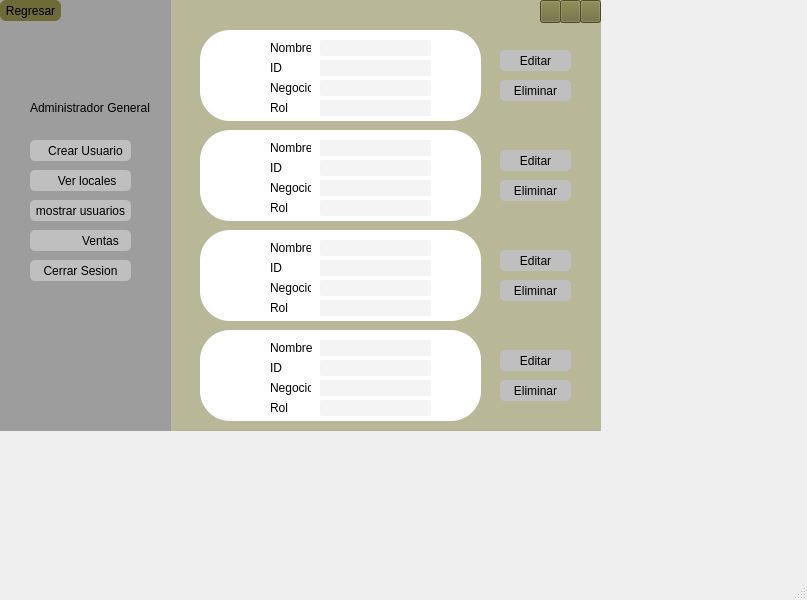
First picture: the form in Vistas/Admi.G(mostrarusuarios).ui, repository BlacKomm636/ProyectoPOO, before the edit.
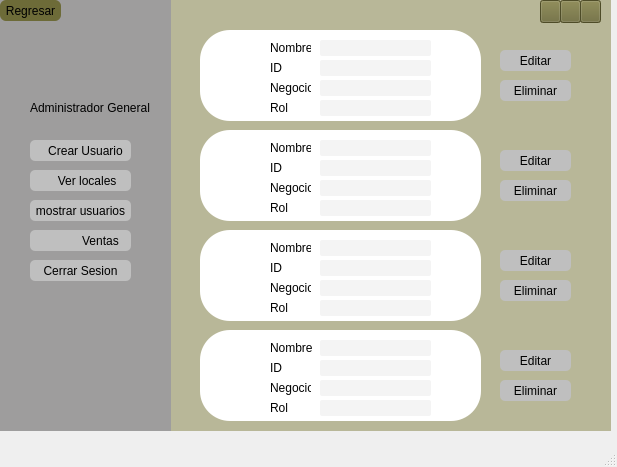
Second picture: the form after the edit. Icons and pictures are not drawn.

Diff of the .ui file:
```diff
--- a/Vistas/Admi.G(mostrarusuarios).ui
+++ b/Vistas/Admi.G(mostrarusuarios).ui
@@ -6,8 +6,8 @@
    <rect>
     <x>0</x>
     <y>0</y>
-    <width>807</width>
-    <height>600</height>
+    <width>617</width>
+    <height>467</height>
    </rect>
   </property>
   <property name="windowTitle">
@@ -19,7 +19,7 @@
      <rect>
       <x>0</x>
       <y>0</y>
-      <width>601</width>
+      <width>611</width>
       <height>431</height>
      </rect>
     </property>
```
Left out of the diff: 4 changed lines with no effect on the pictures.
